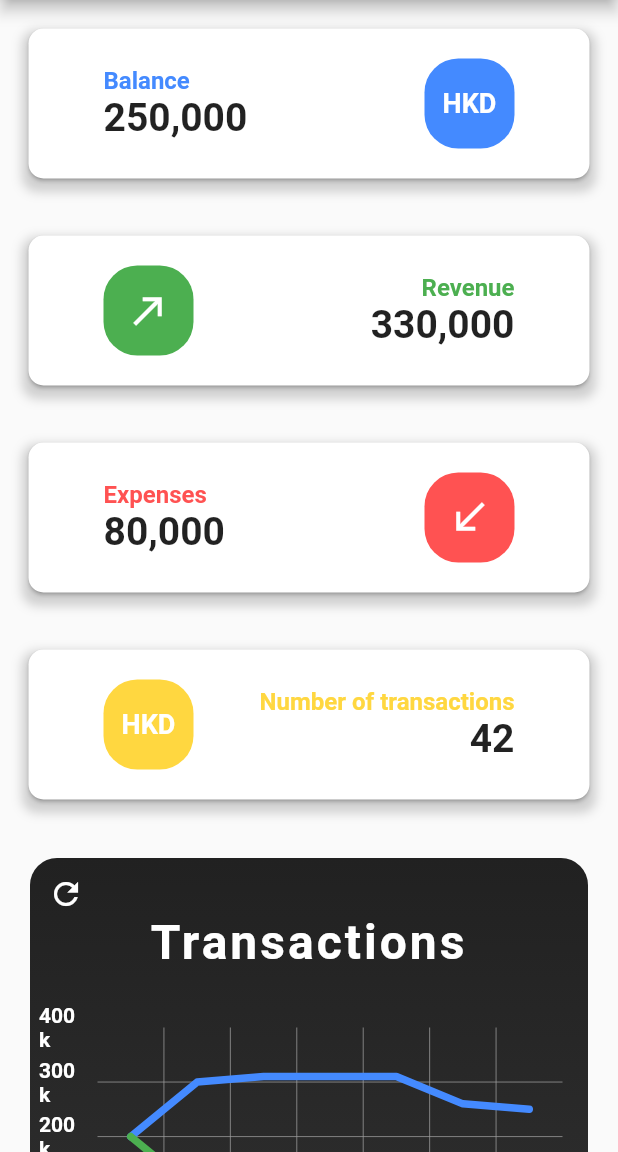
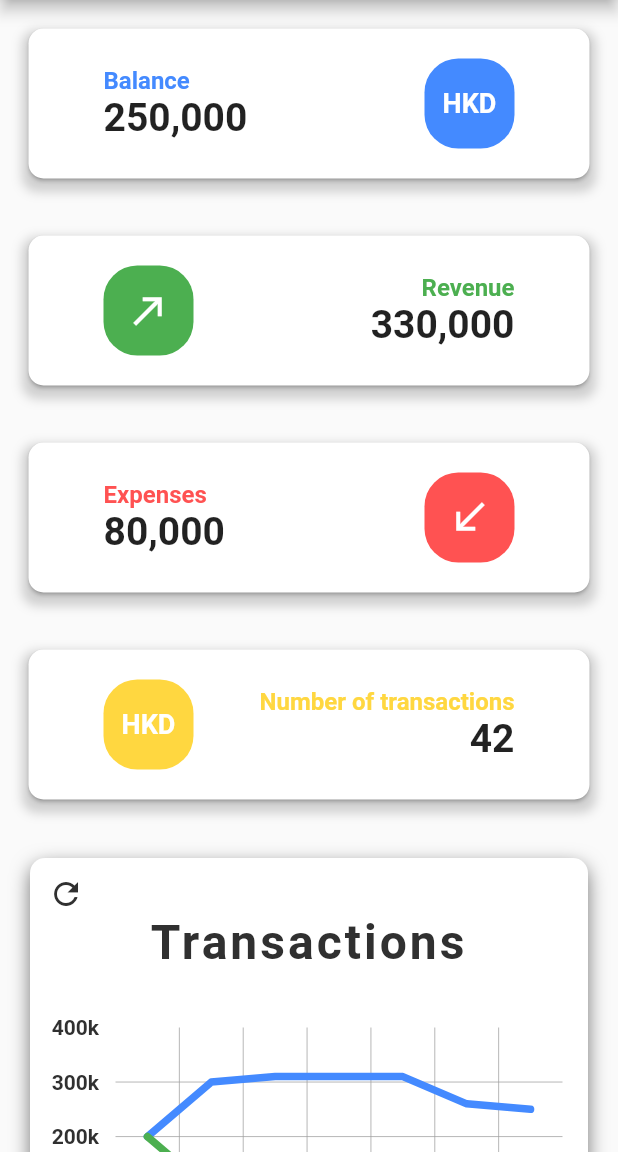
Before and after one commit to JorisTruong/homeaccountant-app, a Flutter app: the screen it shows after launch, on a phone screen of 412 x 824 dp, the part 84-1236 px from its top. Run offline on Flutter 3.47's test engine with Material 2 defaults, Android fonts, the phone set to English and light mode, and no system bars; drawn by our look-alikes of fl_chart, sliding_up_panel; our stand-ins replace flutter_redux, redux.

Commit message:
feat: change line chart and pie chart design to white

```diff
--- a/lib/components/line_chart.dart
+++ b/lib/components/line_chart.dart
@@ -65,11 +65,21 @@ class LineChartCardState extends State<LineChartCard> {
         aspectRatio: 1.23,
         child: Container(
           decoration: BoxDecoration(
-            borderRadius: const BorderRadius.all(Radius.circular(18)),
+            borderRadius: const BorderRadius.all(Radius.circular(10)),
+            boxShadow: [
+              new BoxShadow(
+                color: Colors.grey[600],
+                blurRadius: 10.0,
+                offset: Offset(
+                  0.0,
+                  5.0,
+                ),
+              ),
+            ],
             gradient: LinearGradient(
               colors: const [
-                Color(0xff303030),
-                Color(0xff212121),
+                Color(0xffffffff),
+                Color(0xffffffff),
               ],
               begin: Alignment.bottomCenter,
               end: Alignment.topCenter,
@@ -86,7 +96,7 @@ class LineChartCardState extends State<LineChartCard> {
                   Text(
                     widget.title,
                     style: TextStyle(
-                      color: Colors.white,
+                      color: Colors.grey[850],
                       fontSize: 32,
                       fontWeight: FontWeight.bold,
                       letterSpacing: 2
@@ -113,7 +123,7 @@ class LineChartCardState extends State<LineChartCard> {
               IconButton(
                 icon: Icon(
                   Icons.refresh,
-                  color: Colors.white
+                  color: Colors.grey[850]
                 ),
                 onPressed: () {
                   setState(() {
@@ -143,7 +153,7 @@ class LineChartCardState extends State<LineChartCard> {
           showTitles: true,
           reservedSize: 22,
           textStyle: const TextStyle(
-            color: Color(0xffffffff),
+            color: Color(0xff303030),
             fontWeight: FontWeight.bold,
             fontSize: 16,
           ),
@@ -155,22 +165,22 @@ class LineChartCardState extends State<LineChartCard> {
         leftTitles: SideTitles(
           showTitles: true,
           textStyle: const TextStyle(
-            color: Color(0xffffffff),
+            color: Color(0xff303030),
             fontWeight: FontWeight.bold,
             fontSize: 14,
           ),
           getTitles: (value) {
             return getYAxis(value, 0);
           },
-          margin: 8,
-          reservedSize: 30,
+          margin: 10,
+          reservedSize: 40,
         ),
       ),
       borderData: FlBorderData(
         show: true,
         border: const Border(
           bottom: BorderSide(
-            color: Color(0xffffffff),
+            color: Color(0xff212121),
             width: 2,
           ),
           left: BorderSide(
```
Also changed, not shown: lib/components/pie_chart.dart (+23 -0 lines).
